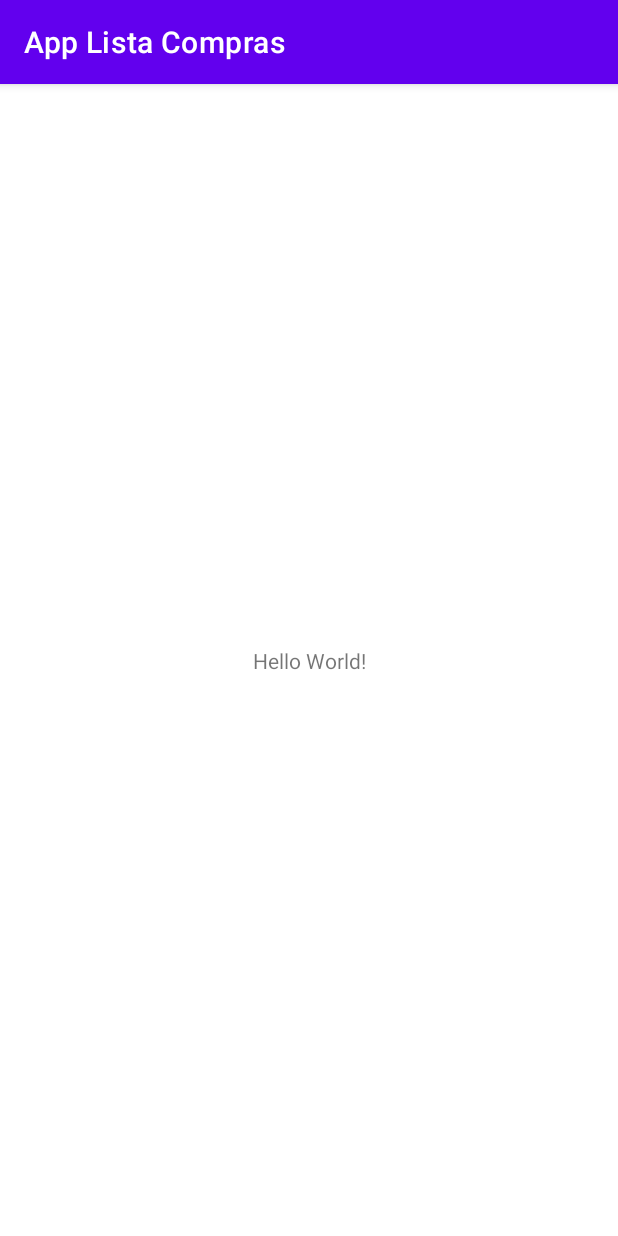
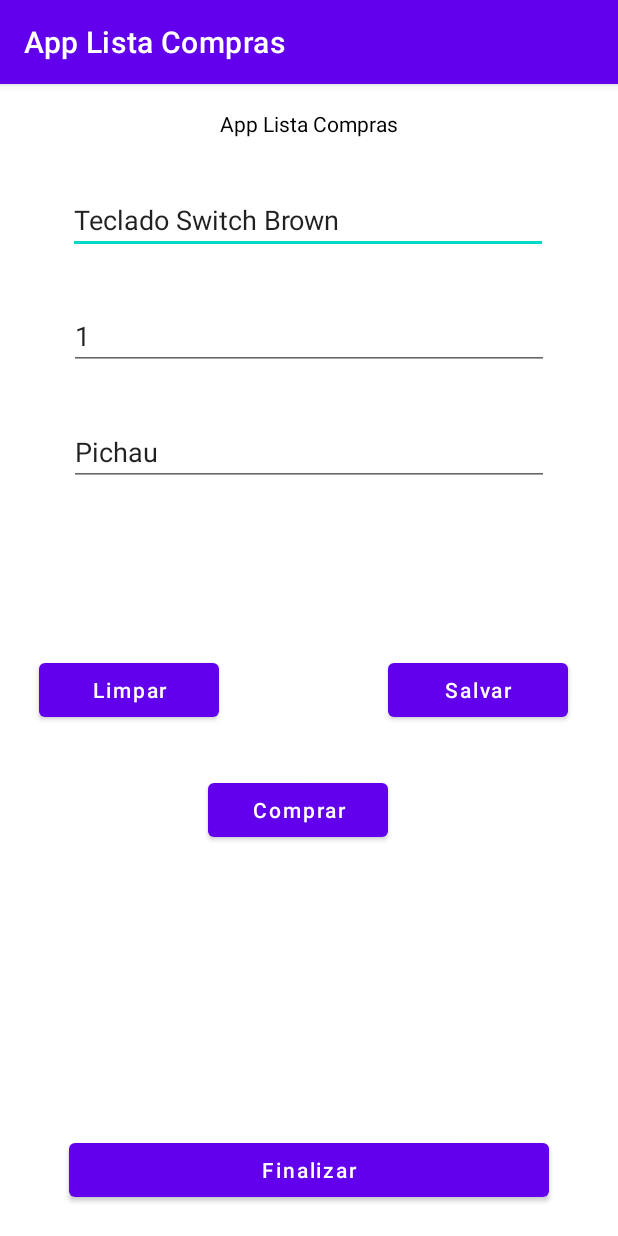
Before and after one commit to Arthursg001/AppListaCompras, an Android app: the screen it shows after launch (MainActivity), on a phone screen of 412 x 824 dp. Run offline under Robolectric (Android 15) with nearby library versions, the phone set to English and light mode, and no system bars.

Commit message:
Editado layout e criado funcionalidades

```diff
--- a/app/build.gradle
+++ b/app/build.gradle
@@ -4,7 +4,7 @@ plugins {
 
 android {
     namespace 'dev.android.santos.applistacompras'
-    compileSdk 32
+    compileSdk 33
 
     defaultConfig {
         applicationId "dev.android.santos.applistacompras"
--- a/app/src/main/AndroidManifest.xml
+++ b/app/src/main/AndroidManifest.xml
@@ -13,7 +13,7 @@
         android:theme="@style/Theme.AppListaCompras"
         tools:targetApi="31">
         <activity
-            android:name=".MainActivity"
+            android:name=".view.MainActivity"
             android:exported="true">
             <intent-filter>
                 <action android:name="android.intent.action.MAIN" />
--- a/app/src/main/java/dev/android/santos/applistacompras/MainActivity.java
+++ /dev/null
@@ -1,14 +0,0 @@
-package dev.android.santos.applistacompras;
-
-import androidx.appcompat.app.AppCompatActivity;
-
-import android.os.Bundle;
-
-public class MainActivity extends AppCompatActivity {
-
-    @Override
-    protected void onCreate(Bundle savedInstanceState) {
-        super.onCreate(savedInstanceState);
-        setContentView(R.layout.activity_main);
-    }
-}
--- /dev/null
+++ b/app/src/main/java/dev/android/santos/applistacompras/model/Compras.java
@@ -0,0 +1,34 @@
+package dev.android.santos.applistacompras.model;
+
+public class Compras {
+    private String nomeItem;
+    private String qtdDesejada;
+    private String localCompra;
+
+    public Compras() {
+    }
+
+    public String getNomeItem() {
+        return nomeItem;
+    }
+
+    public void setNomeItem(String nomeItem) {
+        this.nomeItem = nomeItem;
+    }
+
+    public String getQtdDesejada() {
+        return qtdDesejada;
+    }
+
+    public void setQtdDesejada(String qtdDesejada) {
+        this.qtdDesejada = qtdDesejada;
+    }
+
+    public String getLocalCompra() {
+        return localCompra;
+    }
+
+    public void setLocalCompra(String localCompra) {
+        this.localCompra = localCompra;
+    }
+}
--- /dev/null
+++ b/app/src/main/java/dev/android/santos/applistacompras/view/MainActivity.java
@@ -0,0 +1,84 @@
+package dev.android.santos.applistacompras.view;
+
+import androidx.appcompat.app.AppCompatActivity;
+import dev.android.santos.applistacompras.model.Compras;
+import android.os.Bundle;
+import android.view.View;
+import android.widget.Button;
+import android.widget.EditText;
+import android.widget.Toast;
+
+import dev.android.santos.applistacompras.R;
+
+public class MainActivity extends AppCompatActivity {
+    Compras compra;
+
+    EditText editNomeProduto;
+    EditText editQuantidadeDesejada;
+    EditText editLocalCompra;
+
+    Button btnLimpar;
+    Button btnSalvar;
+    Button btnComprar;
+    Button btnFinalizar;
+
+    @Override
+    protected void onCreate(Bundle savedInstanceState) {
+        super.onCreate(savedInstanceState);
+        setContentView(R.layout.activity_main);
+
+        compra = new Compras();
+        compra.setNomeItem("Teclado Switch Brown");
+        compra.setQtdDesejada("1");
+        compra.setLocalCompra("Pichau");
+
+        editNomeProduto = findViewById(R.id.editNomeProduto);
+        editQuantidadeDesejada = findViewById(R.id.editQuantidadeDesejada);
+        editLocalCompra = findViewById(R.id.editLocalCompra);
+
+        btnLimpar = findViewById(R.id.btnLimpar);
+        btnComprar = findViewById(R.id.btnComprar);
+        btnSalvar = findViewById(R.id.btnSalvar);
+        btnFinalizar = findViewById(R.id.btnFinalizar);
+
+        editNomeProduto.setText(compra.getNomeItem());
+        editQuantidadeDesejada.setText(compra.getQtdDesejada());
+        editLocalCompra.setText(compra.getLocalCompra());
+
+        btnLimpar.setOnClickListener(new View.OnClickListener() {
+            @Override
+            public void onClick(View view) {
+                Toast.makeText(MainActivity.this, "Dados informados limpados com sucesso !", Toast.LENGTH_LONG).show();
+                editNomeProduto.setText("");
+                editQuantidadeDesejada.setText("");
+                editLocalCompra.setText("");
+            }
+        });
+
+        btnComprar.setOnClickListener(new View.OnClickListener() {
+            @Override
+            public void onClick(View view) {
+                Toast.makeText(MainActivity.this, "Produto comprado com sucesso !", Toast.LENGTH_LONG).show();
+            }
+        });
+
+        btnSalvar.setOnClickListener(new View.OnClickListener() {
+            @Override
+            public void onClick(View view) {
+                compra.setNomeItem(editNomeProduto.getText().toString());
+                compra.setLocalCompra(editLocalCompra.getText().toString());
+                compra.setQtdDesejada(editQuantidadeDesejada.getText().toString());
+
+                Toast.makeText(MainActivity.this, "Dados salvos com sucesso !" + compra.toString(), Toast.LENGTH_LONG).show();
+            }
+        });
+
+        btnFinalizar.setOnClickListener(new View.OnClickListener() {
+            @Override
+            public void onClick(View view) {
+                Toast.makeText(MainActivity.this, "Volte sempre !", Toast.LENGTH_LONG).show();
+                finish();
+            }
+        });
+    }
+}
--- a/app/src/main/res/layout/activity_main.xml
+++ b/app/src/main/res/layout/activity_main.xml
@@ -4,15 +4,105 @@
     xmlns:tools="http://schemas.android.com/tools"
     android:layout_width="match_parent"
     android:layout_height="match_parent"
-    tools:context=".MainActivity">
+    tools:context=".view.MainActivity">
 
     <TextView
+        android:id="@+id/txt_Titulo"
         android:layout_width="wrap_content"
         android:layout_height="wrap_content"
-        android:text="Hello World!"
+        android:text="App Lista Compras"
+        android:textColor="#000000"
         app:layout_constraintBottom_toBottomOf="parent"
         app:layout_constraintEnd_toEndOf="parent"
         app:layout_constraintStart_toStartOf="parent"
-        app:layout_constraintTop_toTopOf="parent" />
+        app:layout_constraintTop_toTopOf="parent"
+        app:layout_constraintVertical_bias="0.022" />
+
+    <EditText
+        android:id="@+id/editNomeProduto"
+        android:layout_width="320dp"
+        android:layout_height="wrap_content"
+        android:layout_marginTop="32dp"
+        android:ems="10"
+        android:hint="@string/text_string_NomeItem"
+        android:inputType="textPersonName"
+        android:textColorHint="#000000"
+        app:layout_constraintEnd_toEndOf="parent"
+        app:layout_constraintHorizontal_bias="0.494"
+        app:layout_constraintStart_toStartOf="parent"
+        app:layout_constraintTop_toBottomOf="@+id/txt_Titulo" />
+
+    <EditText
+        android:id="@+id/editQuantidadeDesejada"
+        android:layout_width="320dp"
+        android:layout_height="wrap_content"
+        android:layout_marginTop="32dp"
+        android:ems="10"
+        android:hint="@string/text_String_Quantidade"
+        android:inputType="textPersonName"
+        android:textColorHint="#000000"
+        app:layout_constraintEnd_toEndOf="parent"
+        app:layout_constraintStart_toStartOf="parent"
+        app:layout_constraintTop_toBottomOf="@+id/editNomeProduto" />
+
+    <EditText
+        android:id="@+id/editLocalCompra"
+        android:layout_width="320dp"
+        android:layout_height="wrap_content"
+        android:layout_marginTop="32dp"
+        android:ems="10"
+        android:hint="@string/app_name_Local"
+        android:inputType="textPersonName"
+        android:textColorHint="#000000"
+        app:layout_constraintEnd_toEndOf="parent"
+        app:layout_constraintStart_toStartOf="parent"
+        app:layout_constraintTop_toBottomOf="@+id/editQuantidadeDesejada" />
+
+    <Button
+        android:id="@+id/btnLimpar"
+        android:layout_width="120dp"
+        android:layout_height="wrap_content"
+        android:layout_marginBottom="340dp"
+        android:hint="@string/app_name_Limpar"
+        android:textColorHint="#FFFFFF"
+        app:layout_constraintBottom_toBottomOf="parent"
+        app:layout_constraintEnd_toEndOf="parent"
+        app:layout_constraintHorizontal_bias="0.089"
+        app:layout_constraintStart_toStartOf="parent" />
+
+    <Button
+        android:id="@+id/btnSalvar"
+        android:layout_width="120dp"
+        android:layout_height="wrap_content"
+        android:layout_marginBottom="340dp"
+        android:hint="@string/app_name_Salvar"
+        android:textColorHint="#FFFFFF"
+        app:layout_constraintBottom_toBottomOf="parent"
+        app:layout_constraintEnd_toEndOf="parent"
+        app:layout_constraintHorizontal_bias="0.886"
+        app:layout_constraintStart_toStartOf="parent" />
+
+    <Button
+        android:id="@+id/btnComprar"
+        android:layout_width="120dp"
+        android:layout_height="wrap_content"
+        android:layout_marginBottom="260dp"
+        android:hint="@string/app_name_Comprar"
+        android:textColorHint="#FFFFFF"
+        app:layout_constraintBottom_toBottomOf="parent"
+        app:layout_constraintEnd_toEndOf="parent"
+        app:layout_constraintHorizontal_bias="0.474"
+        app:layout_constraintStart_toStartOf="parent" />
+
+    <Button
+        android:id="@+id/btnFinalizar"
+        android:layout_width="320dp"
+        android:layout_height="wrap_content"
+        android:layout_marginBottom="20dp"
+        android:hint="@string/text_string_Finalizar"
+        android:textColorHint="#FFFFFF"
+        app:layout_constraintBottom_toBottomOf="parent"
+        app:layout_constraintEnd_toEndOf="parent"
+        app:layout_constraintStart_toStartOf="parent" />
 
 </androidx.constraintlayout.widget.ConstraintLayout>
--- a/app/src/main/res/values/strings.xml
+++ b/app/src/main/res/values/strings.xml
@@ -1,3 +1,11 @@
 <resources>
     <string name="app_name">App Lista Compras</string>
+    <string name="text_string_NomeItem">Nome Produto</string>
+    <string name="text_String_Quantidade">Quantidade Desejada</string>
+    <string name="app_name_Local">Local de Compra</string>
+    <string name="app_name_Limpar">Limpar</string>
+    <string name="app_name_Salvar">Salvar</string>
+    <string name="app_name_Finalizar">Comprar</string>
+    <string name="app_name_Comprar">Comprar</string>
+    <string name="text_string_Finalizar">Finalizar</string>
 </resources>
```
Also changed, not shown: 2 other files.
